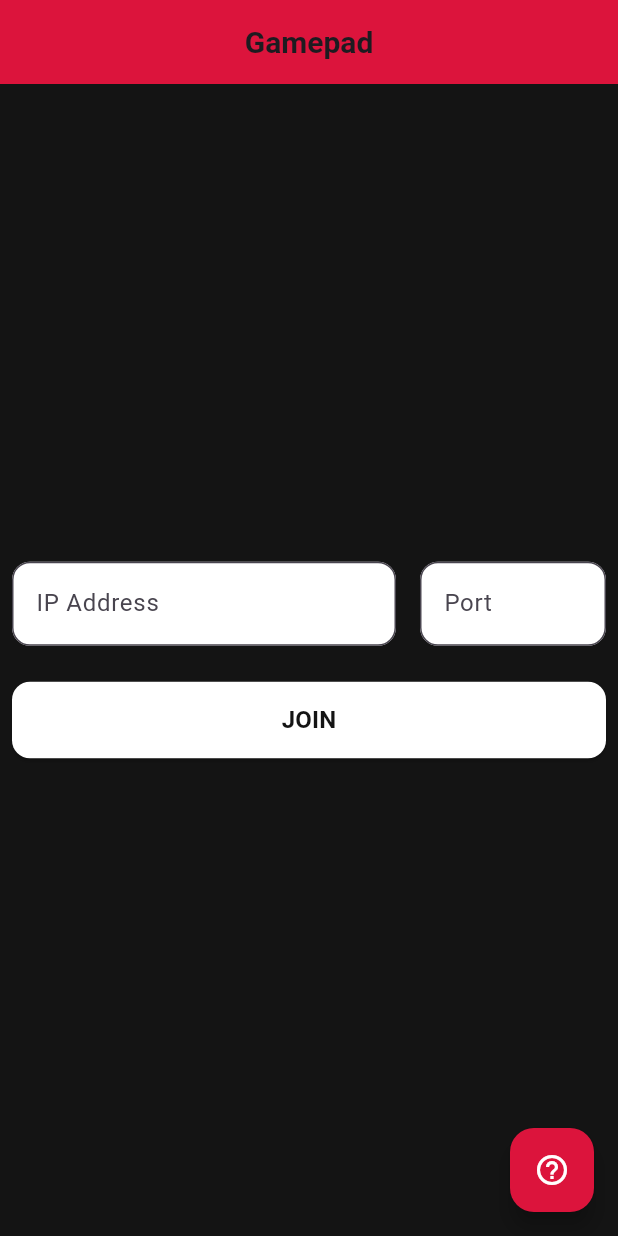
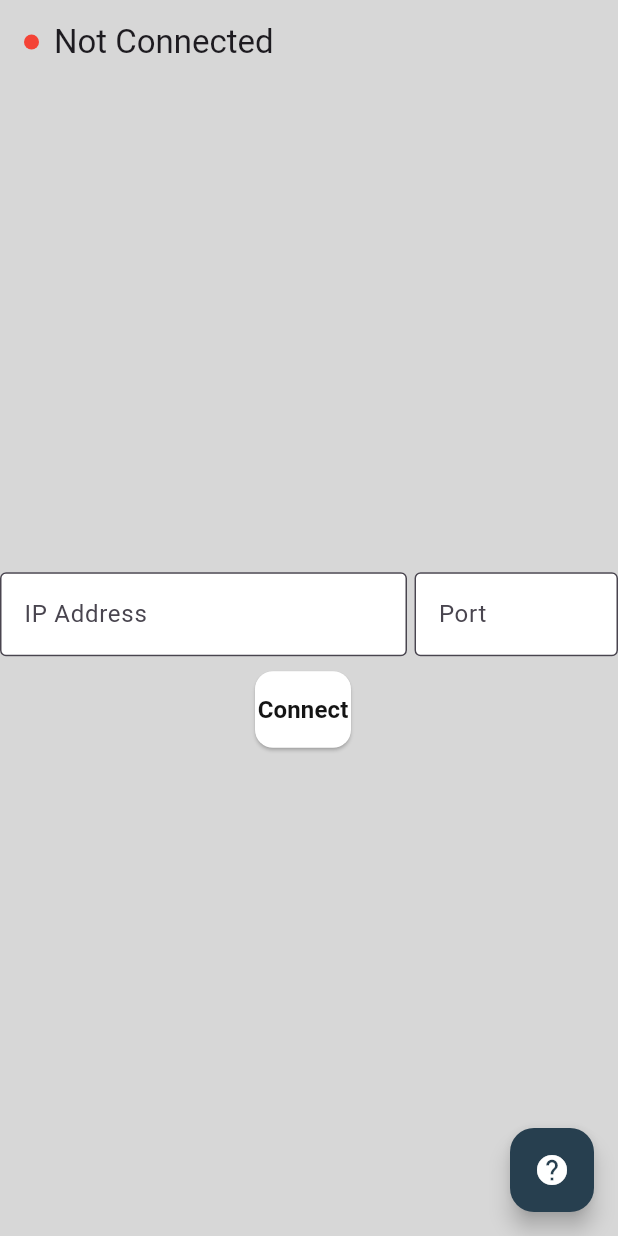
Before and after one commit to abhijeetsagr-g/gamypad, a Flutter app: the screen it shows after launch, on a phone screen of 412 x 824 dp. Run offline on Flutter 3.47's test engine with Material 3 defaults, Android fonts, the phone set to English and light mode, and no system bars.

Commit message:
Pulled Twig6943-main

```diff
--- a/gamypad_extra/lib/screens/home.dart
+++ b/gamypad_extra/lib/screens/home.dart
@@ -1,6 +1,6 @@
 import 'package:flutter/material.dart';
 import 'package:gamypad_extra/client.dart';
-import 'package:gamypad_extra/widgets/show_message.dart' show SnackBarUtils;
+import 'package:gamypad_extra/widgets/show_message.dart' show ShowMessage;
 
 class Home extends StatefulWidget {
   Home({super.key});
@@ -13,7 +13,7 @@ class Home extends StatefulWidget {
 }
 
 class _HomeState extends State<Home> {
-  void checkIP() {
+  Future<void> checkIP() async {
     final ip = widget.address.text.trim();
     final portText = widget.port.text.trim();
 
@@ -23,40 +23,67 @@ class _HomeState extends State<Home> {
     );
 
     if (ip.isEmpty || portText.isEmpty) {
-      SnackBarUtils.show(context, "IP address and port must not be empty.");
+      ShowMessage.show(context, "IP address and port must not be empty.");
 
       return;
     }
 
     if (!ipRegex.hasMatch(ip)) {
-      SnackBarUtils.show(context, "Invalid IP address format.");
+      ShowMessage.show(context, "Invalid IP address format.");
       return;
     }
 
     final port = int.tryParse(portText);
     if (port == null || port < 0 || port > 65535) {
-      SnackBarUtils.show(context, "Port must be a number between 0 and 65535.");
+      ShowMessage.show(context, "Port must be a number between 0 and 65535.");
       return;
     }
-    connectServer(ip, int.parse(portText));
+    final connectionError = await connectServer(ip, port);
+    if (connectionError != null) {
+      ShowMessage.show(context, "Connection failed: $connectionError");
+      return;
+    }
+    setState(() {});
+
     Navigator.pushNamed(context, "/gamepad");
   }
 
   @override
   Widget build(BuildContext context) {
     return Scaffold(
-      backgroundColor: Color.fromARGB(255, 20, 20, 20),
+      backgroundColor: Color.fromARGB(255, 215, 215, 215),
       appBar: AppBar(
-        backgroundColor: Color.fromARGB(255, 220, 20, 60),
-        title: const Text(
-          "Gamepad",
-          style: TextStyle(fontWeight: FontWeight.bold, fontSize: 20.0),
+        backgroundColor: Color.fromARGB(255, 215, 215, 215),
+        title: Row(
+          mainAxisAlignment: MainAxisAlignment.spaceBetween,
+          children: [
+            Row(
+              children: [
+                isConnected
+                    ? Container(
+                        width: 10.0,
+                        height: 10.0,
+                        decoration: BoxDecoration(
+                          color: Colors.green,
+                          shape: BoxShape.circle,
                         ),
-        centerTitle: true,
+                      )
+                    : Container(
+                        width: 10.0,
+                        height: 10.0,
+                        decoration: BoxDecoration(
+                          color: Colors.red,
+                          shape: BoxShape.circle,
+                        ),
+                      ),
+                SizedBox(width: 10),
+                isConnected ? Text("Connected") : Text("Not Connected"),
+              ],
+            ),
+          ],
+        ),
       ),
       body: Center(
-        child: Padding(
-          padding: const EdgeInsets.all(8.0), // Outer padding
         child: Column(
           mainAxisSize: MainAxisSize.min,
           children: [
@@ -64,48 +91,42 @@ class _HomeState extends State<Home> {
               children: [
                 Expanded(
                   flex: 2,
-                    child: Padding(
-                      padding: const EdgeInsets.only(right: 8.0),
                   child: TextField(
+                    autocorrect: false,
                     controller: widget.address,
                     decoration: InputDecoration(
                       hintText: "Address",
                       labelText: "IP Address",
                       focusColor: Color.fromARGB(255, 20, 20, 20),
-                          border: OutlineInputBorder(
-                            borderRadius: BorderRadius.circular(12),
-                          ),
+                      border: OutlineInputBorder(),
                       filled: true,
                       fillColor: Colors.white,
                     ),
                   ),
                 ),
-                  ),
+                SizedBox(width: 5),
                 Expanded(
-                    child: Padding(
-                      padding: const EdgeInsets.only(left: 8.0),
+                  flex: 1,
                   child: TextField(
+                    autocorrect: false,
                     controller: widget.port,
                     keyboardType: TextInputType.number,
                     decoration: InputDecoration(
                       hintText: "Port",
                       labelText: "Port",
-                          border: OutlineInputBorder(
-                            borderRadius: BorderRadius.circular(12),
-                          ),
+                      border: OutlineInputBorder(),
                       filled: true,
                       fillColor: Colors.white,
-                        ),
                     ),
                   ),
                 ),
               ],
             ),
 
-              const SizedBox(height: 24),
+            SizedBox(height: 10),
 
-              SizedBox(
-                width: double.infinity,
+            Padding(
+              padding: const EdgeInsets.only(right: 8.0),
               child: ElevatedButton(
                 onPressed: () {
                   checkIP();
@@ -118,7 +139,7 @@ class _HomeState extends State<Home> {
                   ),
                 ),
                 child: Text(
-                    "JOIN",
+                  "Connect",
                   style: TextStyle(
                     fontSize: 16,
                     fontWeight: FontWeight.bold,
@@ -130,11 +151,11 @@ class _HomeState extends State<Home> {
           ],
         ),
       ),
-      ),
       floatingActionButton: FloatingActionButton(
         onPressed: () {},
-        backgroundColor: Color.fromARGB(255, 220, 20, 60),
-        child: Icon(Icons.help_outline, color: Colors.white),
+        backgroundColor: Color.fromARGB(255, 39, 63, 79),
+
+        child: Icon(Icons.help, color: Colors.white),
       ),
     );
   }
--- a/gamypad_extra/lib/widgets/show_message.dart
+++ b/gamypad_extra/lib/widgets/show_message.dart
@@ -1,6 +1,6 @@
 import 'package:flutter/material.dart';
 
-class SnackBarUtils {
+class ShowMessage {
   static void show(BuildContext context, String msg) {
     ScaffoldMessenger.of(context).showSnackBar(
       SnackBar(content: Text(msg), behavior: SnackBarBehavior.floating),
```
Also changed, not shown: gamypad_extra/lib/client.dart (+7 -15 lines), 1 other file. Lines whose indentation alone changed are shown as unchanged.
